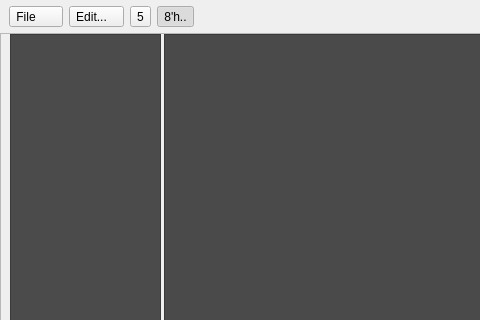
Before: the Qt Designer form src/DockWaveform.ui in gdevic/Z80Explorer, drawn with Qt 5; both pictures show x 0 to 480 and y 0 to 320 of the 780 by 540 pixel window.
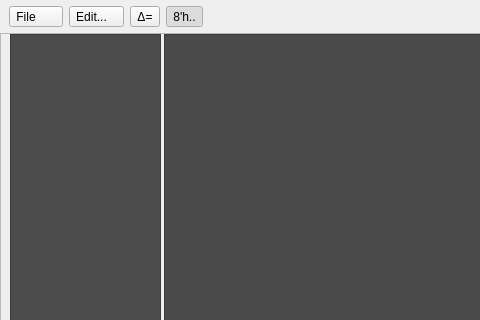
After: the same form once the commit is applied. Custom widgets are drawn as their Qt base class.

Commit message: Waveform add delta Δ to show its function more clearly

What changed in the file:
```diff
--- a/src/DockWaveform.ui
+++ b/src/DockWaveform.ui
@@ -76,7 +76,7 @@
          </sizepolicy>
         </property>
         <property name="text">
-         <string>5</string>
+         <string>Δ=</string>
         </property>
         <property name="checkable">
          <bool>true</bool>
```
The commit also changes 1 other file.
